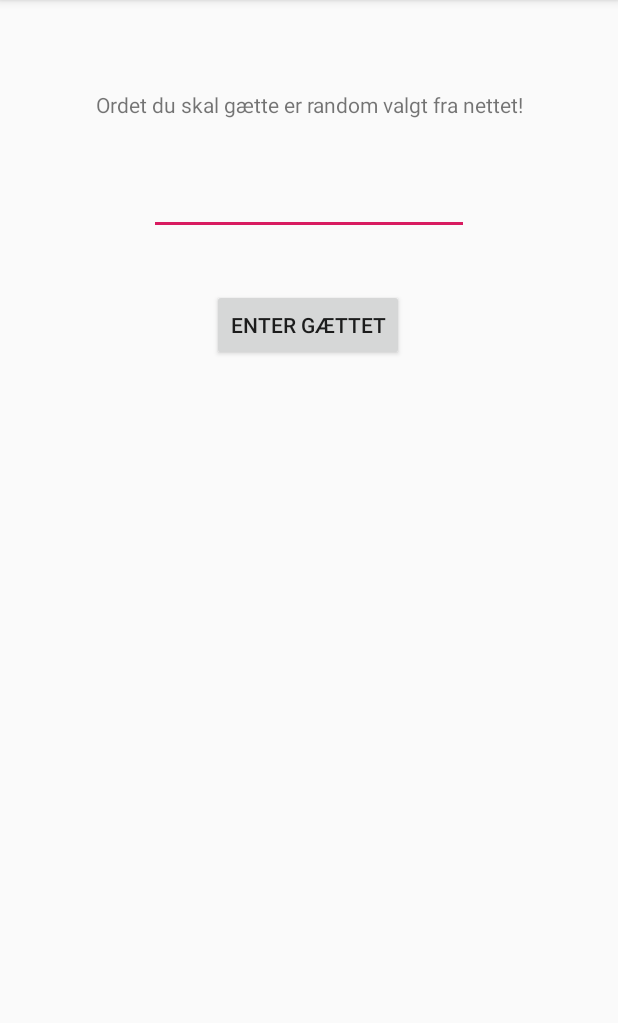
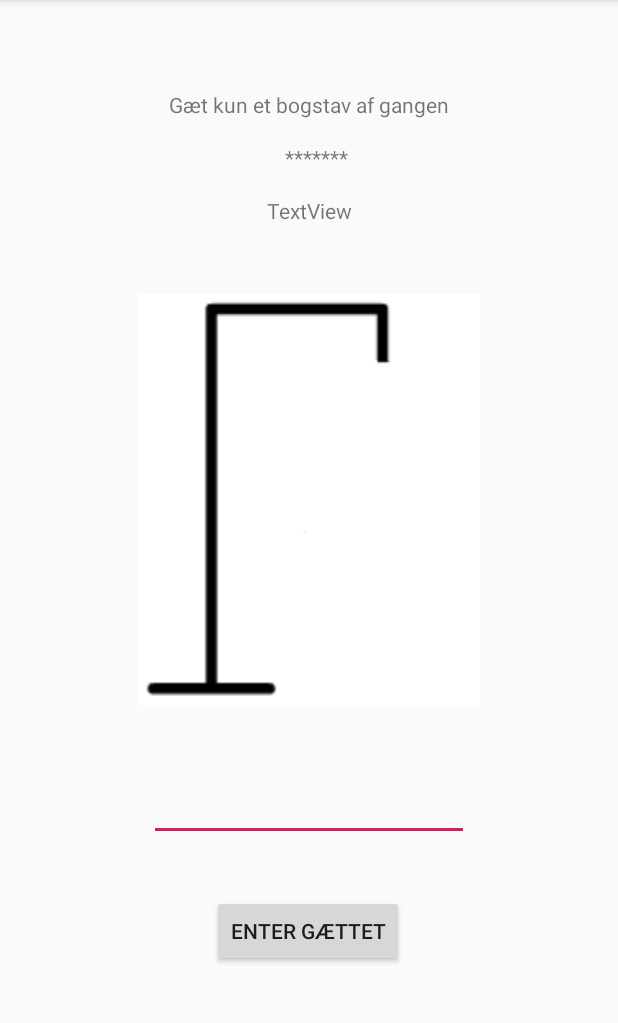
Before and after one commit to ak5ina/GalgeLeg2, an Android app: the spillet screen opened directly, with no data from a screen before it, after a tap on "ENTER GÆTTET", on a phone screen of 412 x 824 dp, the part 84-1107 px from its top. Run offline under Robolectric (Android 15) with nearby library versions, the light colour scheme and no system bars.

Commit message:
start
commit

```diff
--- a/app/src/main/java/com/example/galgeleg/spillet.java
+++ b/app/src/main/java/com/example/galgeleg/spillet.java
@@ -6,61 +6,104 @@ import android.os.Bundle;
 import android.view.View;
 import android.widget.Button;
 import android.widget.EditText;
+import android.widget.ImageView;
 import android.widget.TextView;
 
 public class spillet extends AppCompatActivity {
-    private int liv;
-    private String ordet;
+
     private EditText guess;
-    private char c_gues;
     private Galgelogik gl;
+    private TextView text_intro;
+    private TextView text_outputt;
+    private TextView text_ordet;
 
     @Override
     protected void onCreate(Bundle savedInstanceState) {
         super.onCreate(savedInstanceState);
         setContentView(R.layout.activity_spillet);
 
+
         gl = new Galgelogik();
+        text_intro = findViewById(R.id.textView);
+        text_ordet = findViewById(R.id.text_ordet);
+        text_outputt = findViewById(R.id.text_output);
+        text_ordet.setText(gl.getSynligtOrd());
 
-
-        //ordet bliver hentet fra DR
-        ordet = hentOrdFraDr();
 
         //ord / bogstav man har gættet.
         guess = findViewById(R.id.game_input);
+
+
 
         //knappen
         Button btn = findViewById(R.id.btn_guess);
         btn.setOnClickListener(new View.OnClickListener() {
             @Override
             public void onClick(View v) {
-                String stringGues = guess.toString();
-                gl.gætBogstav(stringGues);
+                String stringGues = guess.getText().toString();
+
 
                 if (stringGues.length() == 1) {
-                    c_gues = stringGues.charAt(0);
-                } else if (stringGues.length() > 1) {
+                    gl.gætBogstav(stringGues);
+                    text_ordet.setText(gl.getSynligtOrd());
+                    //Rigtigt gæt
+                    if (gl.erSidsteBogstavKorrekt()) {
+                        text_outputt.setText("Bogstavet er i ordet! Du gættede: " + stringGues);
+                    }
+                    //Forkert gæt
+                    else {
+                        text_outputt.setText("Bogstavet er ikke i ordet, du gættede: " + stringGues);
+                        opdaterBilled(gl.getAntalForkerteBogstaver());
+                    }
+
+                    if (gl.erSpilletSlut()){
+                        if (gl.erSpilletVundet()){
+                            text_intro.setText("vundet");
+                        }
+                        else if (gl.erSpilletTabt()){
+                            text_intro.setText("tabt");
+                        }
+                        else {
+                            text_intro.setText("fejl");
+                        }
+                    }
+
+                }
+                else if (stringGues.length() < 1 || stringGues.length() > 1 || stringGues.length() == 0){
+                    text_intro.setText("Gæt kun et bogstav af gangen");
                 }
 
-                if (gl.erSpilletSlut()){
-                    TextView tx = findViewById(R.id.textView);
-                    tx.setText("du har vundet");
-                }
             }
         });
 
         //forsæt her under
     }
 
-    private String hentOrdFraDr() {
+    public void opdaterBilled(int liv){
+        ImageView pic = findViewById(R.id.image_galge);
+        switch (liv){
+            case 1:
+                pic.setImageResource(R.drawable.forkert1);
+                break;
+            case 2:
+                pic.setImageResource(R.drawable.forkert2);
+                break;
+            case 3:
+                pic.setImageResource(R.drawable.forkert3);
+                break;
+            case 4:
+                pic.setImageResource(R.drawable.forkert4);
+                break;
+            case 5:
+                pic.setImageResource(R.drawable.forkert5);
+                break;
+            case 6:
+                pic.setImageResource(R.drawable.forkert6);
+                break;
+            default:
+                pic.setImageResource(R.drawable.galge);
+        }
 
-        return "hej";
     }
 
-    private String guessPaaOrd() {
-
-        return "hej";
-    }
-
-
 }
--- a/app/src/main/res/layout/activity_spillet.xml
+++ b/app/src/main/res/layout/activity_spillet.xml
@@ -20,7 +20,7 @@
         android:id="@+id/game_input"
         android:layout_width="wrap_content"
         android:layout_height="wrap_content"
-        android:layout_marginTop="32dp"
+        android:layout_marginTop="436dp"
         android:ems="10"
         android:inputType="textPersonName"
         app:layout_constraintEnd_toEndOf="parent"
@@ -37,4 +37,36 @@
         app:layout_constraintHorizontal_bias="0.498"
         app:layout_constraintStart_toStartOf="parent"
         app:layout_constraintTop_toBottomOf="@+id/game_input" />
+
+    <TextView
+        android:id="@+id/text_output"
+        android:layout_width="wrap_content"
+        android:layout_height="wrap_content"
+        android:layout_marginTop="16dp"
+        android:text="TextView"
+        app:layout_constraintEnd_toEndOf="parent"
+        app:layout_constraintHorizontal_bias="0.501"
+        app:layout_constraintStart_toStartOf="parent"
+        app:layout_constraintTop_toBottomOf="@+id/text_ordet" />
+
+    <TextView
+        android:id="@+id/text_ordet"
+        android:layout_width="wrap_content"
+        android:layout_height="wrap_content"
+        android:layout_marginTop="16dp"
+        android:text="TextView"
+        app:layout_constraintEnd_toEndOf="parent"
+        app:layout_constraintHorizontal_bias="0.514"
+        app:layout_constraintStart_toStartOf="parent"
+        app:layout_constraintTop_toBottomOf="@+id/textView" />
+
+    <ImageView
+        android:id="@+id/image_galge"
+        android:layout_width="282dp"
+        android:layout_height="274dp"
+        app:layout_constraintBottom_toTopOf="@+id/game_input"
+        app:layout_constraintEnd_toEndOf="parent"
+        app:layout_constraintStart_toStartOf="parent"
+        app:layout_constraintTop_toBottomOf="@+id/text_output"
+        app:srcCompat="@drawable/galge" />
 </androidx.constraintlayout.widget.ConstraintLayout>
```
